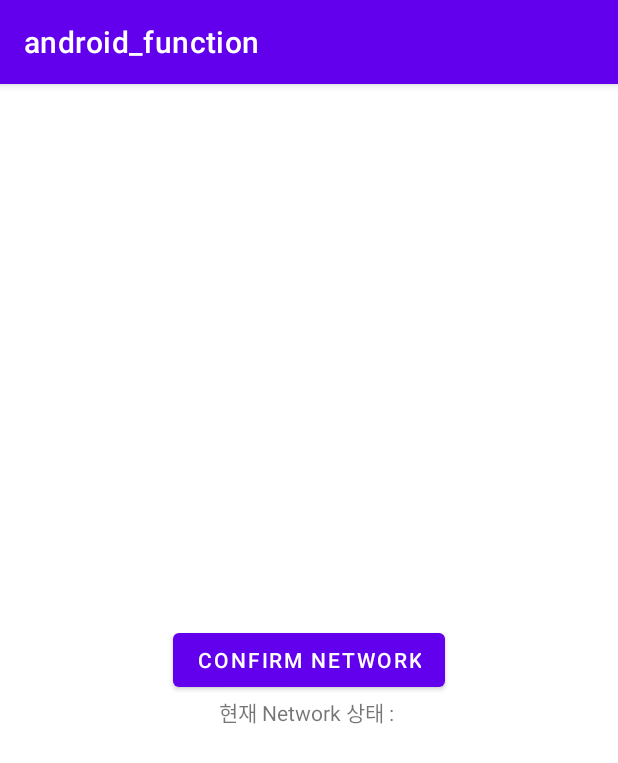
After one commit to pioneer-d/andorid_function, an Android app: the NetworkConfirm screen opened directly, with no data from a screen before it, on a phone screen of 412 x 824 dp. The commit adds this screen. Shown: the top 763 px of the screen. Run offline under Robolectric (Android 15) with nearby library versions, the phone set to English and light mode, and no system bars.

Commit message:
5_Make Confirm_Network
29버전 이상 실시간 네트워크 확인 가능
ConnectivityManager

```diff
--- a/app/src/main/AndroidManifest.xml
+++ b/app/src/main/AndroidManifest.xml
@@ -3,9 +3,12 @@
     package="com.android.function">
 
     <uses-permission android:name="android.permission.CAMERA" />
+
     <uses-permission android:name="android.permission.INTERNET" />
     <uses-permission android:name="android.permission.ACCESS_FINE_LOCATION" />
     <uses-permission android:name="android.permission.ACCESS_COARSE_LOCATION" />
+
+    <uses-permission android:name="android.permission.ACCESS_NETWORK_STATE" />
 
     <application
         android:allowBackup="true"
@@ -14,6 +17,9 @@
         android:roundIcon="@mipmap/ic_launcher_round"
         android:supportsRtl="true"
         android:theme="@style/Theme.Android_function">
+        <activity
+            android:name=".network.NetworkConfirm"
+            android:exported="false" />
         <activity
             android:name=".getLocation.LocationActivity"
             android:exported="false" />
--- a/app/src/main/java/com/android/function/getLocation/LocationActivity.kt
+++ b/app/src/main/java/com/android/function/getLocation/LocationActivity.kt
@@ -14,6 +14,10 @@ import android.widget.Toast
 import com.android.function.R
 
 class LocationActivity : AppCompatActivity() {
+//<uses-permission android:name="android.permission.INTERNET" />
+//<uses-permission android:name="android.permission.ACCESS_FINE_LOCATION" />
+//<uses-permission android:name="android.permission.ACCESS_COARSE_LOCATION" />
+
 
     var txt_latitude : TextView? = null
     var txt_longitude : TextView? = null
--- /dev/null
+++ b/app/src/main/res/layout/activity_network_confirm.xml
@@ -0,0 +1,38 @@
+<?xml version="1.0" encoding="utf-8"?>
+<androidx.constraintlayout.widget.ConstraintLayout xmlns:android="http://schemas.android.com/apk/res/android"
+    xmlns:app="http://schemas.android.com/apk/res-auto"
+    xmlns:tools="http://schemas.android.com/tools"
+    android:layout_width="match_parent"
+    android:layout_height="match_parent"
+    tools:context=".network.NetworkConfirm">
+
+    <Button
+        android:id="@+id/confirm_network"
+        android:layout_width="wrap_content"
+        android:layout_height="wrap_content"
+        android:text="@string/network_button"
+        app:layout_constraintTop_toTopOf="parent"
+        app:layout_constraintBottom_toBottomOf="parent"
+        app:layout_constraintRight_toRightOf="parent"
+        app:layout_constraintLeft_toLeftOf="parent" />
+
+    <LinearLayout
+        android:layout_width="wrap_content"
+        android:layout_height="wrap_content"
+        app:layout_constraintTop_toBottomOf="@+id/confirm_network"
+        app:layout_constraintRight_toRightOf="parent"
+        app:layout_constraintLeft_toLeftOf="parent">
+
+        <TextView
+            android:layout_width="wrap_content"
+            android:layout_height="wrap_content"
+            android:text="현재 Network 상태 : " />
+
+        <TextView
+            android:id="@+id/get_network"
+            android:layout_width="wrap_content"
+            android:layout_height="wrap_content" />
+    </LinearLayout>
+
+
+</androidx.constraintlayout.widget.ConstraintLayout>
--- a/app/src/main/res/values/strings.xml
+++ b/app/src/main/res/values/strings.xml
@@ -3,4 +3,5 @@
     <string name="splash_content">This is Splash Screen</string>
     <string name="access_button">Get Access Right</string>
     <string name="location_button">Get Location</string>
+    <string name="network_button">Confirm Network</string>
 </resources>
```
Also changed, not shown: app/src/main/java/com/android/function/MainActivity.kt (+8 -0 lines), app/src/main/java/com/android/function/network/NetworkConfirm.kt (added, +92 -0 lines), app/src/main/res/layout/activity_main.xml (+7 -0 lines).
